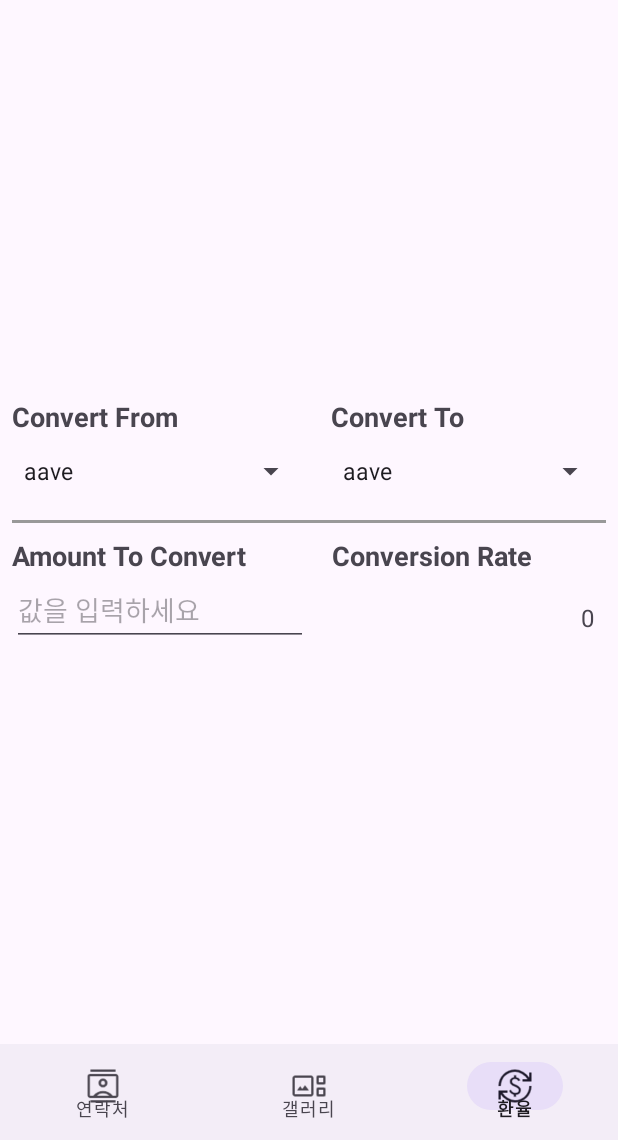
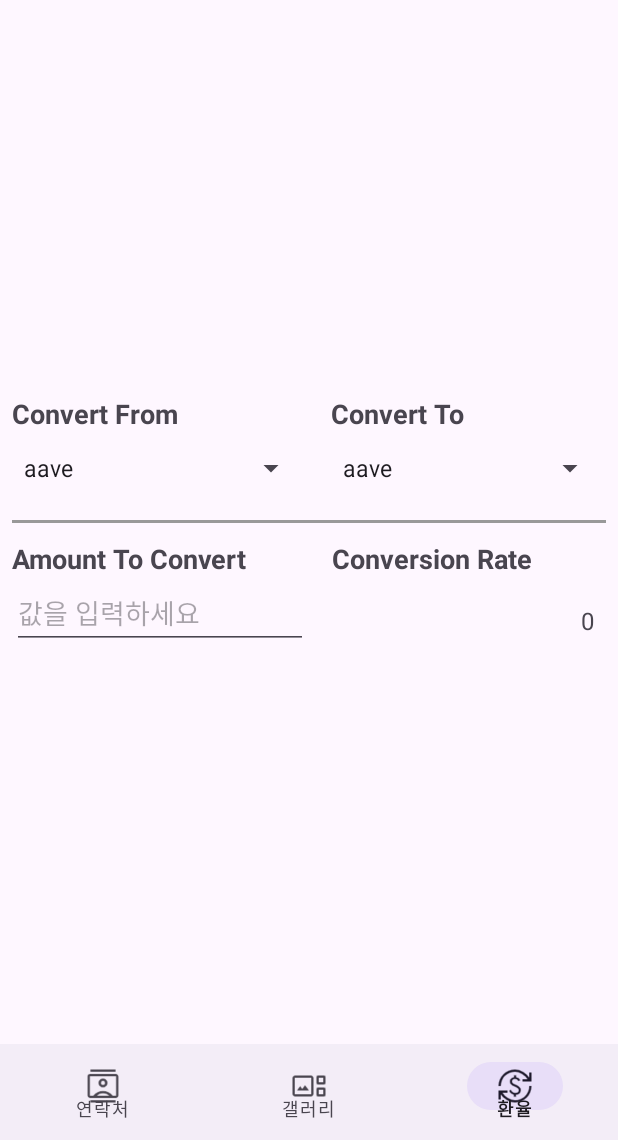
Before and after one commit to coitloz88/3-gu-multi-tab, an Android app: the screen it shows after launch (MainActivity), item 3 of the bottom bar chosen, on a phone screen of 412 x 824 dp, the part 96-1236 px from its top. Run offline under Robolectric (Android 15) with nearby library versions, the phone set to English and light mode, and no system bars.

Commit message:
fix some detail design...

```diff
--- a/app/src/main/res/layout/fragment_currency.xml
+++ b/app/src/main/res/layout/fragment_currency.xml
@@ -77,7 +77,7 @@
             <LinearLayout
                 android:id="@+id/divider"
                 android:layout_width="match_parent"
-                android:layout_height="20dp"
+                android:layout_height="24dp"
                 android:orientation="horizontal"
                 >
 
```
